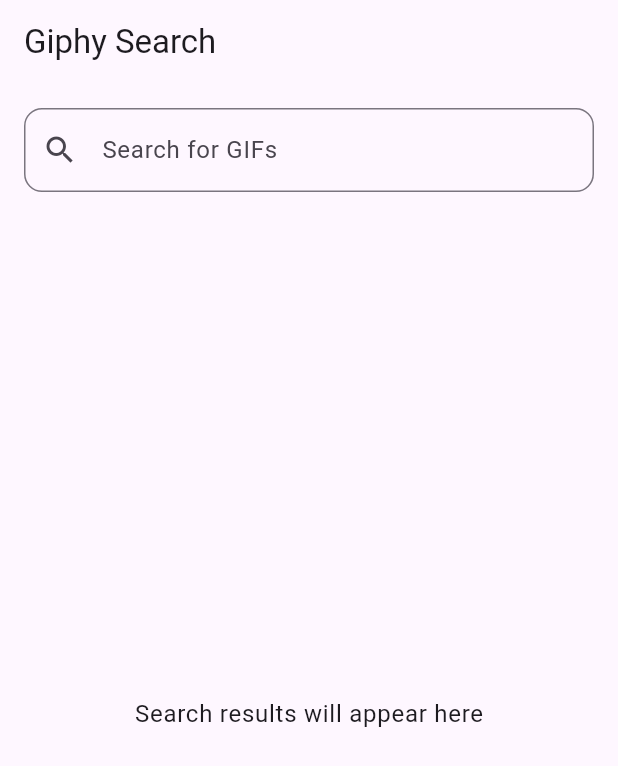
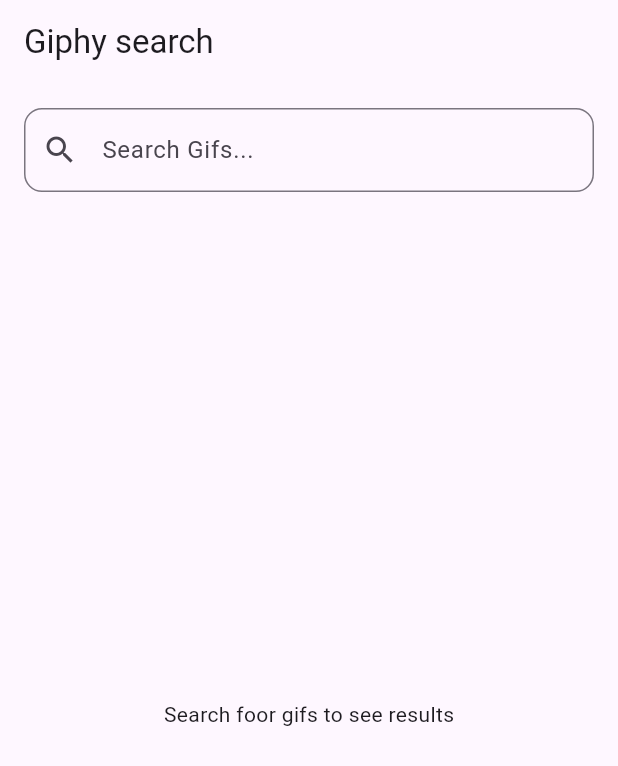
Before and after one commit to silkansraivis3-tech/chili-task-flutter, a Flutter app: the screen it shows after launch, on a phone screen of 412 x 824 dp. Shown: the top 766 px of the screen. Run offline on Flutter 3.47's test engine with Material 3 defaults, Android fonts, the light colour scheme and no system bars; our stand-ins replace cached_network_image, dio, flutter_riverpod.

Commit message:
working gif search

```diff
--- a/lib/features/gifs/data/gif_repository.dart
+++ b/lib/features/gifs/data/gif_repository.dart
@@ -8,7 +8,7 @@
   Future<List<GifItem>> searchGifs({required String query, int limit = 25, int offset = 0}) async {
     try {
       final response = await _api.searchGifs(query: query, limit: limit, offset: offset);
-      final responseData = response.data['data'] as Map<String, dynamic>;
+      final responseData = response.data as Map<String, dynamic>;
       final gifsJson = responseData['data'] as List<dynamic>;
       return gifsJson.map((json) => GifItem.fromJson(json as Map<String, dynamic>)).toList();
     } on DioException catch (e) {
--- a/lib/features/gifs/presentation/pages/gif_search_page.dart
+++ b/lib/features/gifs/presentation/pages/gif_search_page.dart
@@ -1,39 +1,137 @@
+import 'dart:async';
 import 'package:flutter/material.dart';
+import 'package:cached_network_image/cached_network_image.dart';
+import 'package:dio/dio.dart';
+import '../../data/gif_repository.dart';
+import '../../data/giphy_api.dart';
+import '../../data/models/gif_item.dart';
 
-class GifSearchPage extends StatelessWidget {
+class GifSearchPage extends StatefulWidget {
   const GifSearchPage({super.key});
 
+  @override
+  State<GifSearchPage> createState() => _GifSearchPageState();
+}
+class _GifSearchPageState extends State<GifSearchPage> {
+  final TextEditingController _searchController = TextEditingController();
+  Timer? _debounceTimer;
+  late final GifRepository _repository;
+  List<GifItem> _gifs = [];
+  bool _isLoading = false;
+  String? _errorMessage;
+  @override
+  void initState() {
+    super.initState();
+    final dio = Dio();
+    final api = GiphyApi(dio);
+    _repository = GifRepository(api);
+}
+  @override
+  void dispose() {
+    _searchController.dispose();
+    _debounceTimer?.cancel();
+    super.dispose();
+  }
+  void _onSearchChanged(String value) {
+    _debounceTimer?.cancel();
+    _debounceTimer = Timer(const Duration(milliseconds: 500), () {
+      _searchGifs(value);
+    });
+  }
+  Future<void> _searchGifs(String query) async {
+    final cleanQuery = query.trim();
+    if (cleanQuery.isEmpty) {
+      setState(() {
+        _gifs = [];
+        _errorMessage = null;
+      });
+      return;
+  }
+  setState(() {
+    _isLoading = true;
+    _errorMessage = null;
+  });
+  try {
+    final gifs = await _repository.searchGifs(query: cleanQuery);
+    if(!mounted) return;
+    setState(() {
+      _gifs = gifs;
+      _isLoading = false;
+    });
+  } catch (error) {
+    if(!mounted) return;
+    setState(() {
+      _isLoading = false;
+      _errorMessage = error.toString();
+    });
+  }
+  }
   @override
   Widget build(BuildContext context) {
     return Scaffold(
       appBar: AppBar(
-        title: const Text('Giphy Search'),
+        title: const Text("Giphy search"),
         ),
         body: SafeArea(
-        child: Padding(padding: const EdgeInsets.all(16),
+          child: Padding(
+            padding: const EdgeInsets.all(16),
             child: Column(
               children: [
                 TextField(
+                  controller: _searchController,
+                  onChanged: _onSearchChanged,
                   decoration: InputDecoration(
-                hintText: 'Search for GIFs',
+                    hintText:'Search Gifs...',
+                    prefixIcon: const Icon(Icons.search),
                     border: OutlineInputBorder(
                       borderRadius: BorderRadius.circular(12),
                     ),
-                prefixIcon: const Icon(Icons.search),
                    ),
                   ),
                   const SizedBox(height: 16),
                   Expanded(
-              child: Center(
+                    child: _buildBody(),
+                  ),
+              ],)))
+    );
+  }
+  Widget _buildBody() {
+    if(_isLoading) {
+      return const Center(
+        child:CircularProgressIndicator(),
+      );
+    }
+    if(_errorMessage != null){
+      return Center(
         child: Text(
-                  'Search results will appear here',
-                  style: Theme.of(context).textTheme.bodyLarge,
-                ),
-              ),
-            )
-          ],
-        ),)
+          _errorMessage!,
+          textAlign:TextAlign.center,
         ),
       );
     }
+    if (_gifs.isEmpty) {
+      return const Center(
+        child: Text('Search foor gifs to see results'),
+      );
     }
+    return GridView.builder(
+      itemCount: _gifs.length,
+      gridDelegate: const SliverGridDelegateWithMaxCrossAxisExtent(maxCrossAxisExtent: 180, mainAxisSpacing: 8, crossAxisSpacing: 8,),
+      itemBuilder:(context, index) {
+        final gif = _gifs[index];
+        return ClipRRect(
+          borderRadius: BorderRadius.circular(12),
+          child: CachedNetworkImage(
+            imageUrl: gif.previewUrl,
+            fit: BoxFit.cover,
+            placeholder: (context,url) {
+              return const Center(
+                child: CircularProgressIndicator() ,
+                );
+            },
+          ),
+        );
+      },
+    );
+  }
+  }
```
Lines whose indentation alone changed are shown as unchanged.
